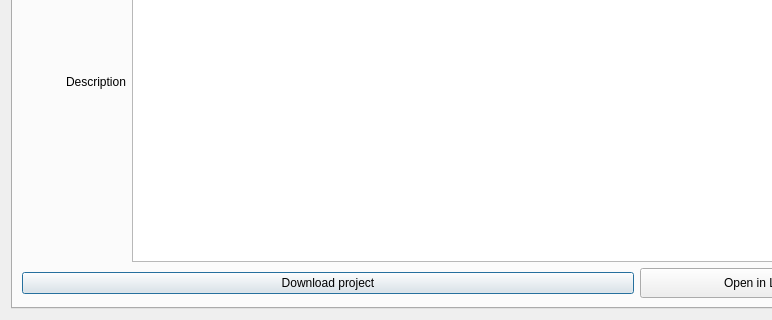
Qt form src/qgis_templates_symbology/ui/template_dialog.ui (hotosm/qgis-templates-and-symbology-plugin) before a commit; both pictures show x 0 to 772 and y 200 to 520 of the 962 by 520 pixel window.
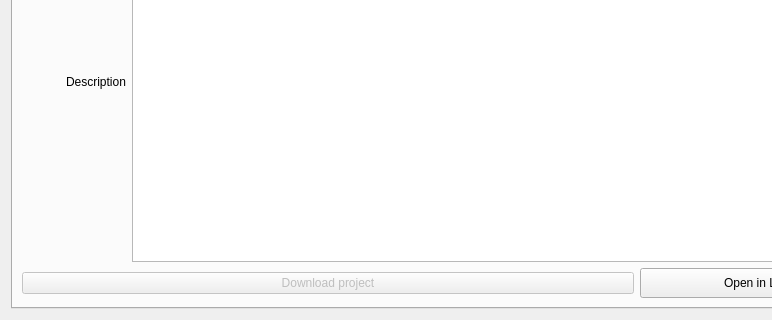
The same form after that commit. Icons and pictures are not drawn. Custom widgets are drawn as their Qt base class.

Diff of the .ui file:
```diff
--- a/src/qgis_templates_symbology/ui/template_dialog.ui
+++ b/src/qgis_templates_symbology/ui/template_dialog.ui
@@ -155,6 +155,9 @@
         <layout class="QHBoxLayout" name="horizontalLayout">
          <item>
           <widget class="QPushButton" name="download_project_btn">
+           <property name="enabled">
+            <bool>false</bool>
+           </property>
            <property name="toolTip">
             <string>Download the associate project for this template</string>
            </property>
```
